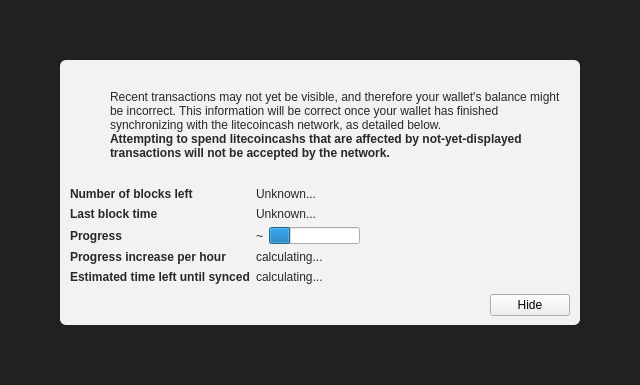
Qt form src/qt/forms/modaloverlay.ui (litecoincash-project/litecoincash) before a commit.
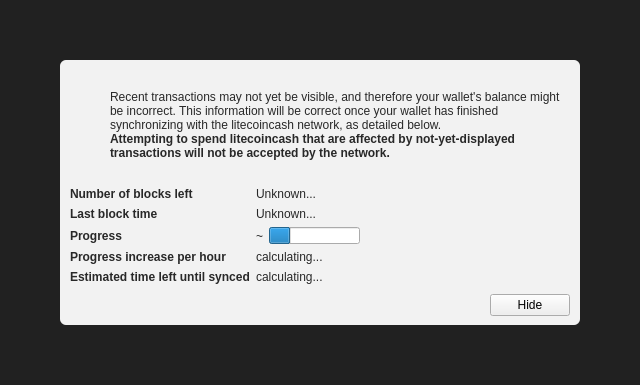
The same form after that commit. Icons and pictures are not drawn. Custom widgets are drawn as their Qt base class.

Commit message: litecoincashs -> litecoincash

Patch:
```diff
--- a/src/qt/forms/modaloverlay.ui
+++ b/src/qt/forms/modaloverlay.ui
@@ -149,7 +149,7 @@
                 </font>
                </property>
                <property name="text">
-                <string>Attempting to spend litecoincashs that are affected by not-yet-displayed transactions will not be accepted by the network.</string>
+                <string>Attempting to spend litecoincash that are affected by not-yet-displayed transactions will not be accepted by the network.</string>
                </property>
                <property name="textFormat">
                 <enum>Qt::RichText</enum>
```
The commit also changes 76 other files.
